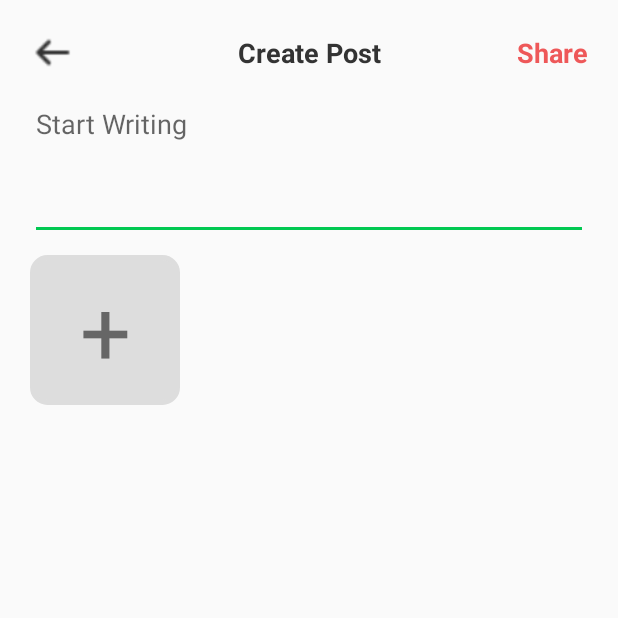
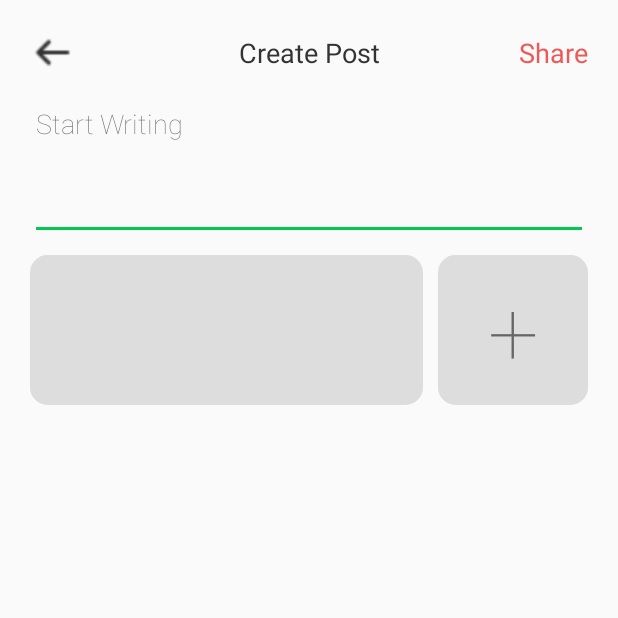
Before and after one commit to BerjisTech/impero, an Android app: the CreatePost screen opened directly, with no data from a screen before it, on a phone screen of 412 x 824 dp, the top half of it. Run offline under Robolectric (Android 15) with nearby library versions, the phone set to English and light mode, and no system bars; libraries missing offline, so code that uses them is left out: com.vanniktech.emoji; plain views replace EmojiEditText.

Commit message:
A lot of things

```diff
--- a/app/src/main/res/layout/activity_create_post.xml
+++ b/app/src/main/res/layout/activity_create_post.xml
@@ -71,6 +71,7 @@
                 app:layout_constraintTop_toTopOf="parent" />
 
             <TextView
+                android:id="@+id/image"
                 android:layout_width="100dp"
                 android:layout_height="100dp"
                 android:layout_marginTop="10dp"
@@ -79,6 +80,18 @@
                 android:text="+"
                 android:textColor="#666666"
                 android:textSize="60sp"
+                app:layout_constraintEnd_toEndOf="@+id/postText"
+                app:layout_constraintTop_toBottomOf="@id/postText" />
+
+            <androidx.recyclerview.widget.RecyclerView
+                android:id="@+id/imagesRecycler"
+                android:layout_width="0dp"
+                android:layout_height="100dp"
+                android:layout_marginTop="10dp"
+                android:layout_marginEnd="10dp"
+                android:background="@drawable/add_image_button"
+                android:orientation="horizontal"
+                app:layout_constraintEnd_toStartOf="@id/image"
                 app:layout_constraintStart_toStartOf="@id/postText"
                 app:layout_constraintTop_toBottomOf="@id/postText" />
 
--- a/app/src/main/res/values/styles.xml
+++ b/app/src/main/res/values/styles.xml
@@ -16,6 +16,7 @@
         <item name="windowNoTitle">true</item>
         <item name="android:windowFullscreen">false</item>
         <item name="android:textColor">#333333</item>
+        <item name="android:fontFamily">sans-serif-thin</item>
     </style>
 
 </resources>
```
